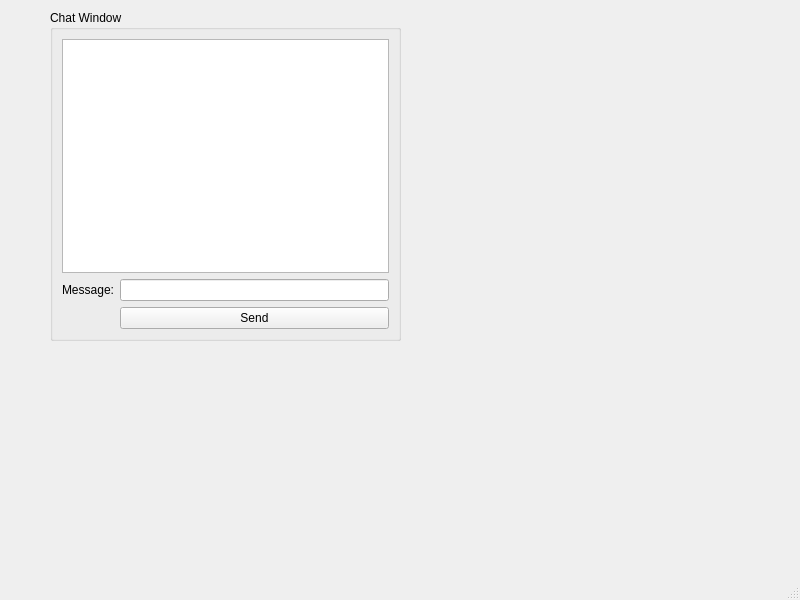
The window that mainwindow.ui (SirMel0n/QT-Desktop-Messenger) describes before a commit, drawn with Qt 5.
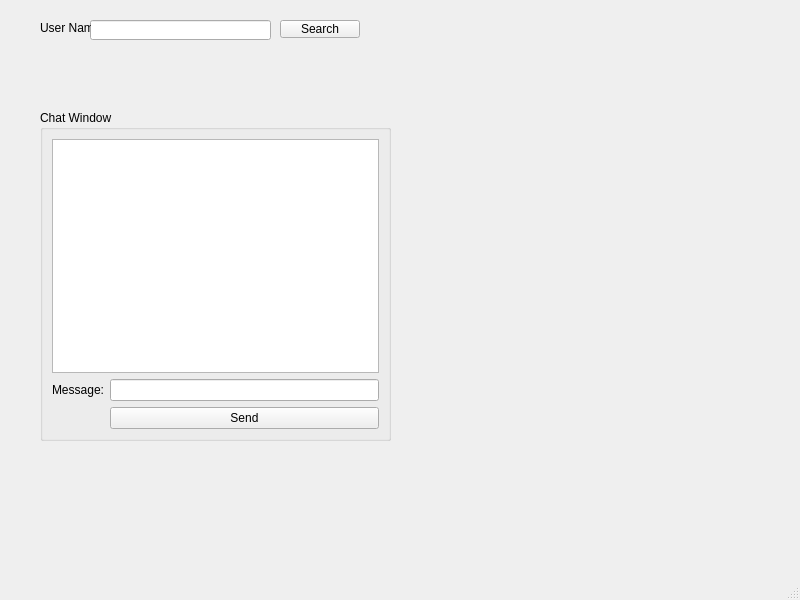
The same window after the commit.

Patch:
```diff
--- a/mainwindow.ui
+++ b/mainwindow.ui
@@ -17,8 +17,8 @@
    <widget class="QGroupBox" name="groupBox">
     <property name="geometry">
      <rect>
-      <x>50</x>
-      <y>10</y>
+      <x>40</x>
+      <y>110</y>
       <width>351</width>
       <height>331</height>
      </rect>
@@ -55,6 +55,42 @@
      </item>
     </layout>
    </widget>
+   <widget class="QLineEdit" name="lnSearch">
+    <property name="geometry">
+     <rect>
+      <x>90</x>
+      <y>20</y>
+      <width>181</width>
+      <height>20</height>
+     </rect>
+    </property>
+   </widget>
+   <widget class="QLabel" name="label_2">
+    <property name="geometry">
+     <rect>
+      <x>40</x>
+      <y>20</y>
+      <width>51</width>
+      <height>16</height>
+     </rect>
+    </property>
+    <property name="text">
+     <string>User Name:</string>
+    </property>
+   </widget>
+   <widget class="QPushButton" name="btnSearch">
+    <property name="geometry">
+     <rect>
+      <x>280</x>
+      <y>20</y>
+      <width>80</width>
+      <height>18</height>
+     </rect>
+    </property>
+    <property name="text">
+     <string>Search</string>
+    </property>
+   </widget>
   </widget>
   <widget class="QMenuBar" name="menubar">
    <property name="geometry">
```
